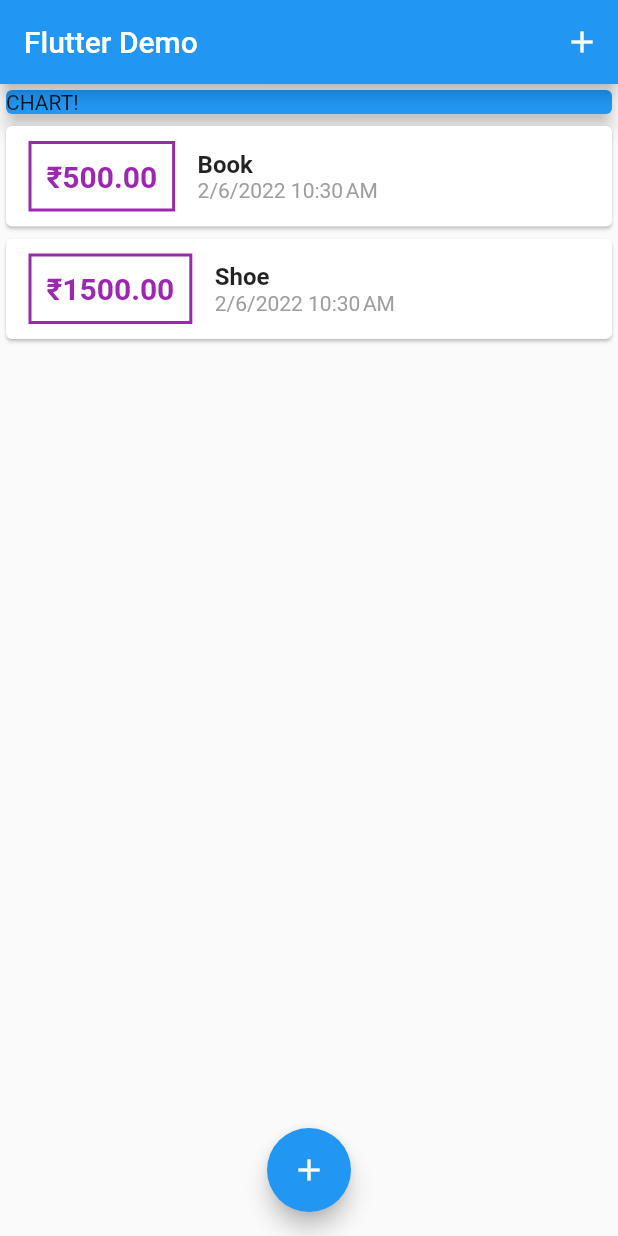
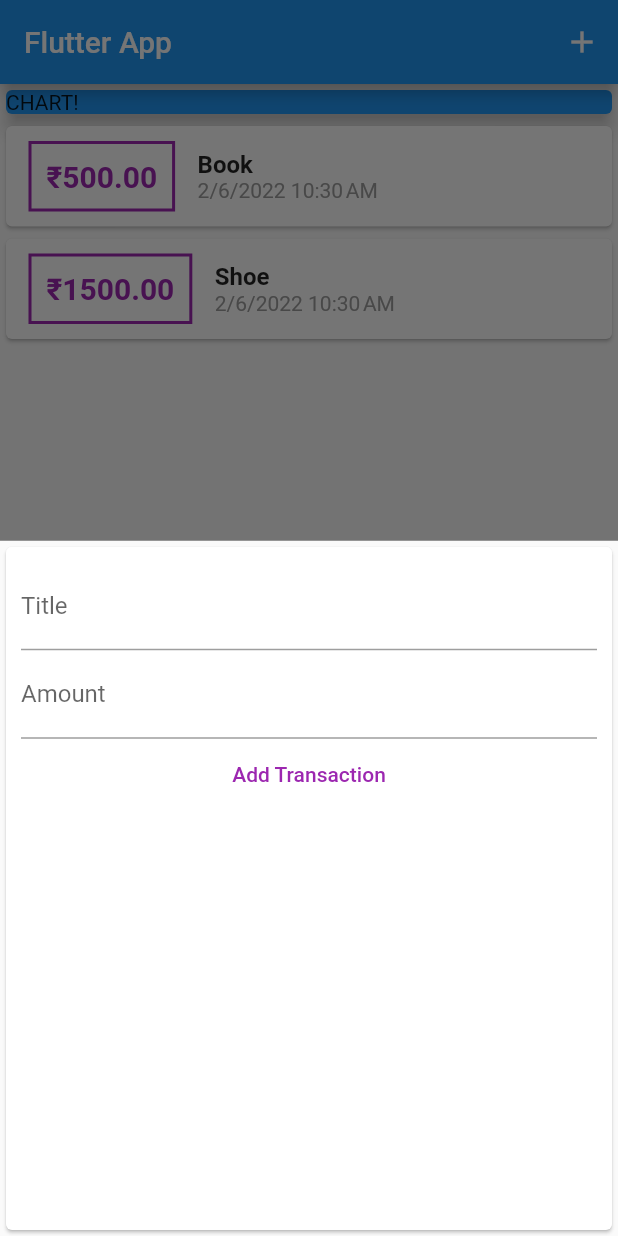
Before and after one commit to Mridul2820/expence-planner, a Flutter app: the screen it shows after launch, after a tap on the "add" icon, on a phone screen of 412 x 824 dp. Run offline on Flutter 3.47's test engine with Material 2 defaults, Android fonts, the phone set to English and light mode, and no system bars.

Commit message:
issues fix with modal for new transaction

```diff
--- a/lib/main.dart
+++ b/lib/main.dart
@@ -6,12 +6,23 @@ import './models/transaction.dart';
 
 void main() => runApp(MyApp());
 
-class MyApp extends StatefulWidget {
+class MyApp extends StatelessWidget {
   @override
-  State<MyApp> createState() => _MyAppState();
+  Widget build(BuildContext context) {
+    return MaterialApp(
+      debugShowCheckedModeBanner: false,
+      title: 'Flutter App',
+      home: MyHomePage(),
+    );
+  }
 }
 
-class _MyAppState extends State<MyApp> {
+class MyHomePage extends StatefulWidget {
+  @override
+  _MyHomePageState createState() => _MyHomePageState();
+}
+
+class _MyHomePageState extends State<MyHomePage> {
   final List<Transaction> _userTransactions = [
     Transaction(
       id: 't1',
@@ -55,11 +66,9 @@ class _MyAppState extends State<MyApp> {
 
   @override
   Widget build(BuildContext context) {
-    return MaterialApp(
-      debugShowCheckedModeBanner: false,
-      home: Scaffold(
+    return Scaffold(
       appBar: AppBar(
-          title: Text('Flutter Demo'),
+        title: Text('Flutter App'),
         actions: <Widget>[
           IconButton(
             icon: Icon(Icons.add),
@@ -69,7 +78,7 @@ class _MyAppState extends State<MyApp> {
       ),
       body: SingleChildScrollView(
         child: Column(
-            children: [
+          children: <Widget>[
             Container(
               width: double.infinity,
               child: Card(
@@ -87,7 +96,6 @@ class _MyAppState extends State<MyApp> {
         child: Icon(Icons.add),
         onPressed: () => _startAddNewTransaction(context),
       ),
-      ),
     );
   }
 }
--- a/lib/widgets/new_transaction.dart
+++ b/lib/widgets/new_transaction.dart
@@ -1,12 +1,17 @@
 import 'package:flutter/material.dart';
 
-class NewTransaction extends StatelessWidget {
+class NewTransaction extends StatefulWidget {
   final Function addTx;
 
+  NewTransaction(this.addTx);
+
+  @override
+  State<NewTransaction> createState() => _NewTransactionState();
+}
+
+class _NewTransactionState extends State<NewTransaction> {
   final titleController = TextEditingController();
   final amountController = TextEditingController();
-
-  NewTransaction(this.addTx);
 
   void submitData() {
     final enteredTitle = titleController.text;
@@ -16,7 +21,7 @@ class NewTransaction extends StatelessWidget {
       return;
     }
 
-    addTx(
+    widget.addTx(
       enteredTitle,
       enteredAmount,
     );
```
Lines whose indentation alone changed are shown as unchanged.
